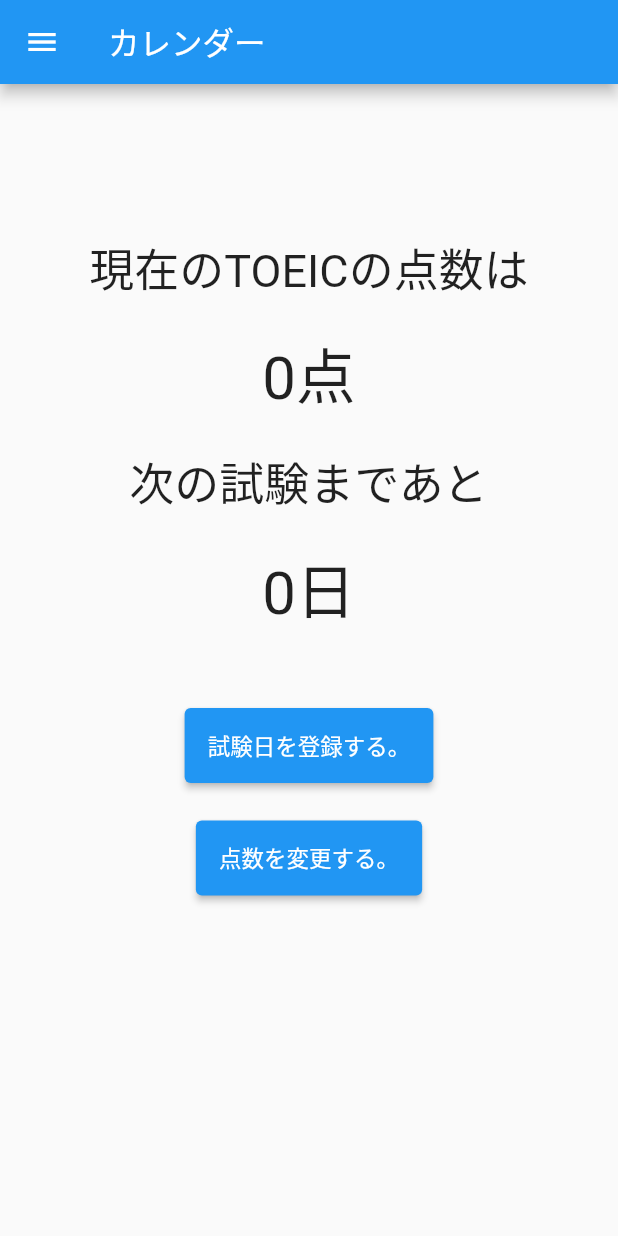
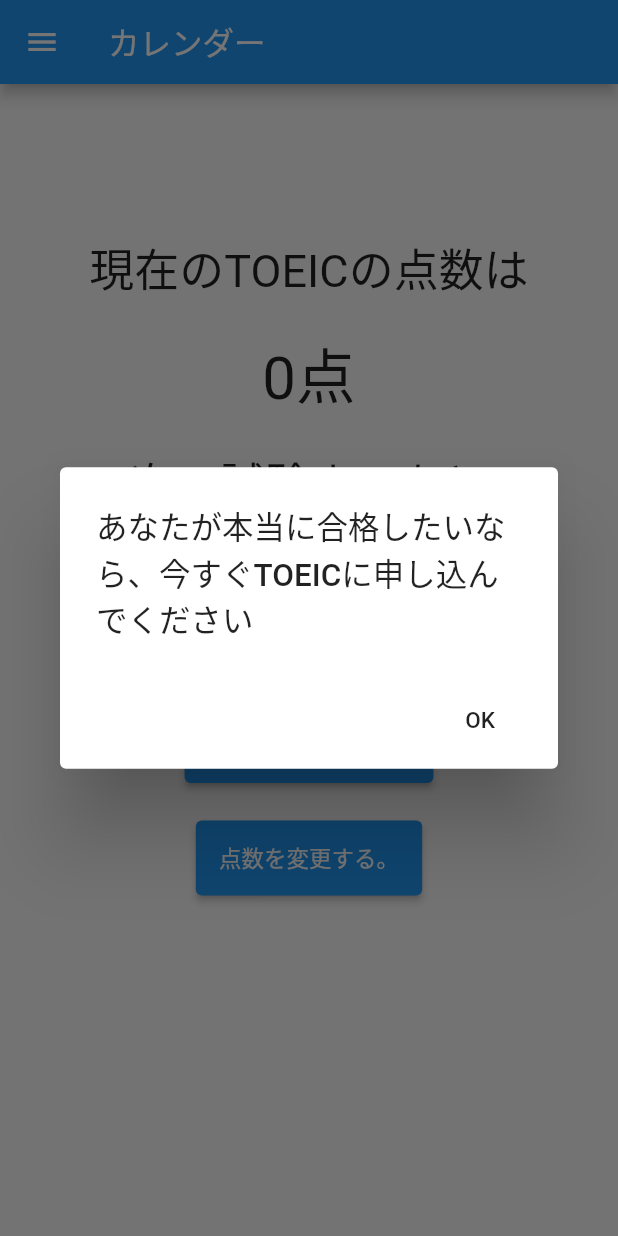
Before and after one commit to kojikokojiko/benesse2, a Flutter app: the UserInfoScreen screen opened directly with empty values, in the side drawer, after a tap on "カウントタイマー", on a phone screen of 412 x 824 dp. Run offline on Flutter 3.47's test engine with Material 2 defaults, Android fonts, the phone set to English and light mode, and no system bars; our stand-ins replace cloud_firestore, firebase_auth, firebase_core, flutter_hooks, flutter_riverpod, freezed_annotation and 6 more; missing offline and left inert: hmssdk_flutter; accounts and stored records are empty.

Commit message:
とりあえず途中までPUSHしたい

```diff
--- a/lib/utils/authentication.dart
+++ b/lib/utils/authentication.dart
@@ -1,3 +1,4 @@
+import 'package:benesse_intern/view/countdown_screen.dart';
 import 'package:firebase_auth/firebase_auth.dart';
 import 'package:firebase_core/firebase_core.dart';
 import 'package:flutter/material.dart';
@@ -16,8 +17,8 @@ class Authentication {
     if (user != null) {
       Navigator.of(context).pushReplacement(
         MaterialPageRoute(
-          builder: (context) => UserInfoScreen(
-            user: user,
+          builder: (context) => CountDownScreen(
+
           ),
         ),
       );
--- /dev/null
+++ b/lib/utils/sdk_initializer.dart
@@ -0,0 +1,4 @@
+import 'package:hmssdk_flutter/hmssdk_flutter.dart';
+class SdkInitializer {
+  static HMSSDK hmssdk = HMSSDK();
+}
--- a/lib/view/calender/calender_screen_child.dart
+++ b/lib/view/calender/calender_screen_child.dart
@@ -1,5 +1,6 @@
 import 'dart:collection';
 import 'package:benesse_intern/model/exam_data.dart';
+import 'package:benesse_intern/view/calender/past_exam_input_page.dart';
 import 'package:benesse_intern/widget/webveiw.dart';
 import 'package:month_picker_dialog/month_picker_dialog.dart';
 import 'package:flutter/material.dart';
@@ -258,7 +259,7 @@ class AlertDialogSample extends StatelessWidget {
         TextButton(
           onPressed: () {
             Navigator.push(
-                context, MaterialPageRoute(builder: (context) => WebViewScreen(url: "https://meet.google.com/")));
+                context, MaterialPageRoute(builder: (context) => PastExamInputPage()));
           },
           child: const Text('OK'),
         ),
--- a/lib/view/select_exam_day_screen.dart
+++ b/lib/view/calender/select_exam_day_screen.dart
@@ -4,7 +4,7 @@ import 'package:flutter/material.dart';
 import 'package:intl/intl.dart';
 import 'package:shared_preferences/shared_preferences.dart';
 
-import '../widget/webveiw.dart';
+import '../../widget/webveiw.dart';
 
 class SelectExamDayScreen extends StatelessWidget {
   SelectExamDayScreen({Key? key}) : super(key: key);
--- a/lib/view/countdown_screen.dart
+++ b/lib/view/countdown_screen.dart
@@ -1,4 +1,4 @@
-import 'package:benesse_intern/view/select_exam_day_screen.dart';
+import 'package:benesse_intern/view/calender/select_exam_day_screen.dart';
 import 'package:flutter/material.dart';
 import 'package:flutter/services.dart';
 
@@ -15,7 +15,8 @@ class CountDownScreen extends StatefulWidget {
 class _CountDownScreenState extends State<CountDownScreen> {
   String _settingDay = '2020-09-30 12:30:50';
   int _restDay = 0;
-  int _currentScore = 100;
+  int _currentScore = 0;
+
   final isDaySetting = true;
 
   _getPrefItem() async {
@@ -40,11 +41,47 @@ class _CountDownScreenState extends State<CountDownScreen> {
     });
   }
 
+  _checkScoreIsNull() async {
+    SharedPreferences prefs = await SharedPreferences.getInstance();
+
+    if (prefs.getString('settingDay') == null) {
+      showDialog(
+        barrierDismissible: false,
+        context: context,
+        builder: (_) {
+          return AlertDialog(
+            title: Text("あなたが本当に合格したいなら、今すぐTOEICに申し込んでください"),
+            // content: Text("メッセージメッセージメッセージメッセージメッセージメッセージ"),
+            actions: <Widget>[
+              // ボタン領域
+              // FlatButton(
+              //   child: Text("Cancel"),
+              //   onPressed: () => Navigator.pop(context),
+              // ),
+              FlatButton(
+                child: Text("OK"),
+                onPressed: () {
+                  Navigator.push(
+                    context,
+                    MaterialPageRoute(
+                      builder: (context) => SelectExamDayScreen(),
+                    ),
+                  );
+                },
+              ),
+            ],
+          );
+        },
+      );
+    }
+  }
+
   @override
   void initState() {
     super.initState();
     // 初期化時にShared Preferencesに保存している値を読み込む
     _getPrefItem();
+    _checkScoreIsNull();
   }
 
   @override
@@ -119,7 +156,7 @@ class _CountDownScreenState extends State<CountDownScreen> {
                                   ),
                                   Row(
                                     mainAxisAlignment:
-                                    MainAxisAlignment.spaceBetween,
+                                        MainAxisAlignment.spaceBetween,
                                     children: [
                                       TextButton(
                                           onPressed: () {
--- a/lib/view/user_info_screen.dart
+++ b/lib/view/user_info_screen.dart
@@ -121,35 +121,7 @@ class _UserInfoScreenState extends ConsumerState<UserInfoScreen> {
                   ),
                 ),
                 const SizedBox(height: 24.0),
-                ElevatedButton(
-                  style: ButtonStyle(
-                    backgroundColor: MaterialStateProperty.all(
-                      Colors.blueAccent,
-                    ),
-                    shape: MaterialStateProperty.all(
-                      RoundedRectangleBorder(
-                        borderRadius: BorderRadius.circular(10),
-                      ),
-                    ),
-                  ),
-                  onPressed: () async {
-                    // Navigator.push(context,
-                    //     MaterialPageRoute(builder: (context) => const RegattaNamePage()));
-                  },
-                  child: const Padding(
-                    padding: EdgeInsets.only(top: 8.0, bottom: 8.0),
-                    child: Text(
-                      'fdf',
-                      style: TextStyle(
-                        fontSize: 20,
-                        fontWeight: FontWeight.bold,
-                        color: Colors.white,
-                        letterSpacing: 2,
-                      ),
-                    ),
-                  ),
-                ),
-                const SizedBox(height: 16.0),
+
                 _isSigningOut
                     ? const CircularProgressIndicator(
                         valueColor: AlwaysStoppedAnimation<Color>(Colors.white),
--- a/lib/widget/google_sign_in_button.dart
+++ b/lib/widget/google_sign_in_button.dart
@@ -3,6 +3,7 @@ import 'package:flutter/cupertino.dart';
 import 'package:flutter/material.dart';
 
 import '../../utils/authentication.dart';
+import '../view/countdown_screen.dart';
 import '../view/user_info_screen.dart';
 // import '../regataname_page.dart';
 
@@ -45,7 +46,7 @@ class _GoogleSignInButtonState extends State<GoogleSignInButton> {
           if (user != null) {
             Navigator.of(context).pushReplacement(
               MaterialPageRoute(
-                builder: (context) => UserInfoScreen(user: user),
+                builder: (context) => CountDownScreen(),
               ),
             );
           }
--- a/lib/widget/sidebar_screen.dart
+++ b/lib/widget/sidebar_screen.dart
@@ -1,10 +1,12 @@
 import 'package:benesse_intern/view/calender/calender_screen.dart';
 import 'package:benesse_intern/view/chat_screen/chat_screen.dart';
 import 'package:benesse_intern/view/motivation_screen.dart';
+import 'package:firebase_auth/firebase_auth.dart';
 import 'package:flutter/cupertino.dart';
 import 'package:flutter/material.dart';
 
 import '../view/countdown_screen.dart';
+import '../view/user_info_screen.dart';
 
 class SideBar extends StatelessWidget {
   const SideBar({Key? key}) : super(key: key);
@@ -48,12 +50,14 @@ class SideBar extends StatelessWidget {
             },
           ),
           ListTile(
-            title: const Text('モチべなくなった時に見てね'),
+            title: const Text('ホーム'),
             onTap: () {
+              final user =FirebaseAuth.instance.currentUser;
               Navigator.push(context,
-                  MaterialPageRoute(builder: (context) => MotivationScreen()));
+                  MaterialPageRoute(builder: (context) => UserInfoScreen(user: user!,)));
             },
           ),
+
         ],
       ),
     );
--- a/pubspec.yaml
+++ b/pubspec.yaml
@@ -54,6 +54,12 @@ dependencies:
   shared_preferences: ^2.0.13
   table_calendar: ^3.0.6
   month_picker_dialog: ^0.4.0
+  hmssdk_flutter: ^0.7.4
+
+  permission_handler: ^8.3.0
+  http: ^0.13.4
+  provider: ^6.0.2
+
 dev_dependencies:
   flutter_test:
     sdk: flutter
```
Also changed, not shown: lib/model/add_data_store.dart (added, +169 -0 lines), lib/model/past_exam_score.dart (added, +55 -0 lines), lib/repository/past_exam_repository.dart (added, +27 -0 lines), lib/utils/join_service.dart (added, +20 -0 lines), lib/view/calender/past_exam_controller.dart (added, +34 -0 lines), lib/view/calender/past_exam_input_page.dart (added, +66 -0 lines), lib/view/calender/ranking_page.dart (added, +16 -0 lines), lib/widget/webveiw.dart (+11 -0 lines), lib/model/past_exam_score.freezed.dart (added), lib/model/past_exam_score.g.dart (added), pubspec.lock.
